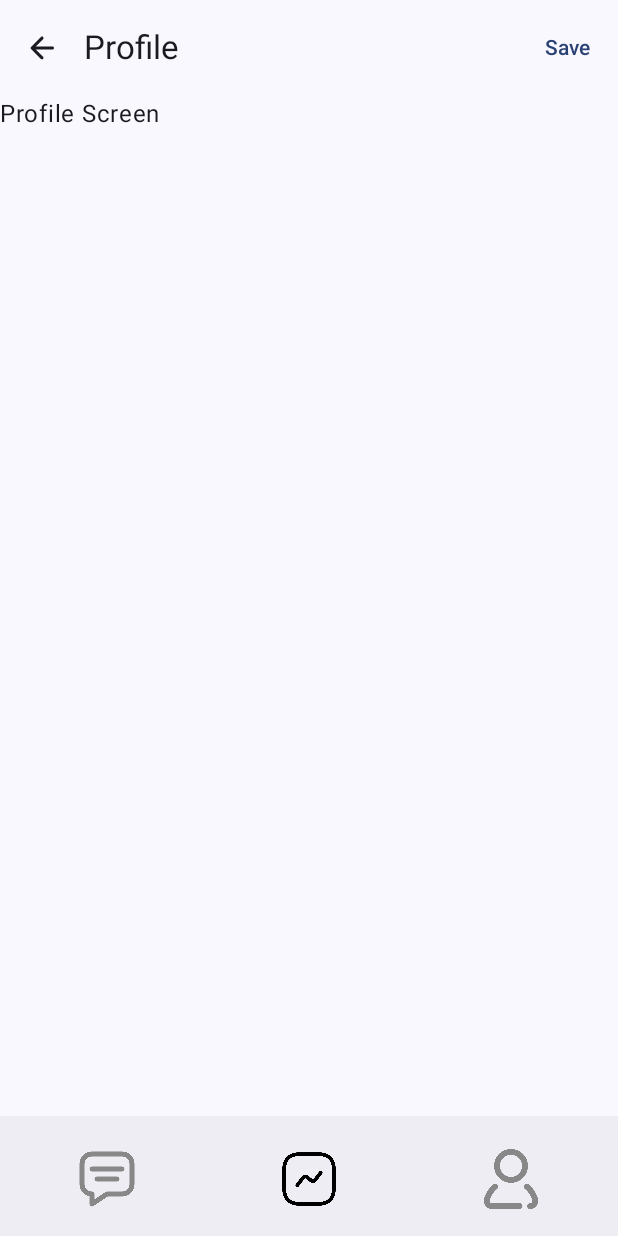
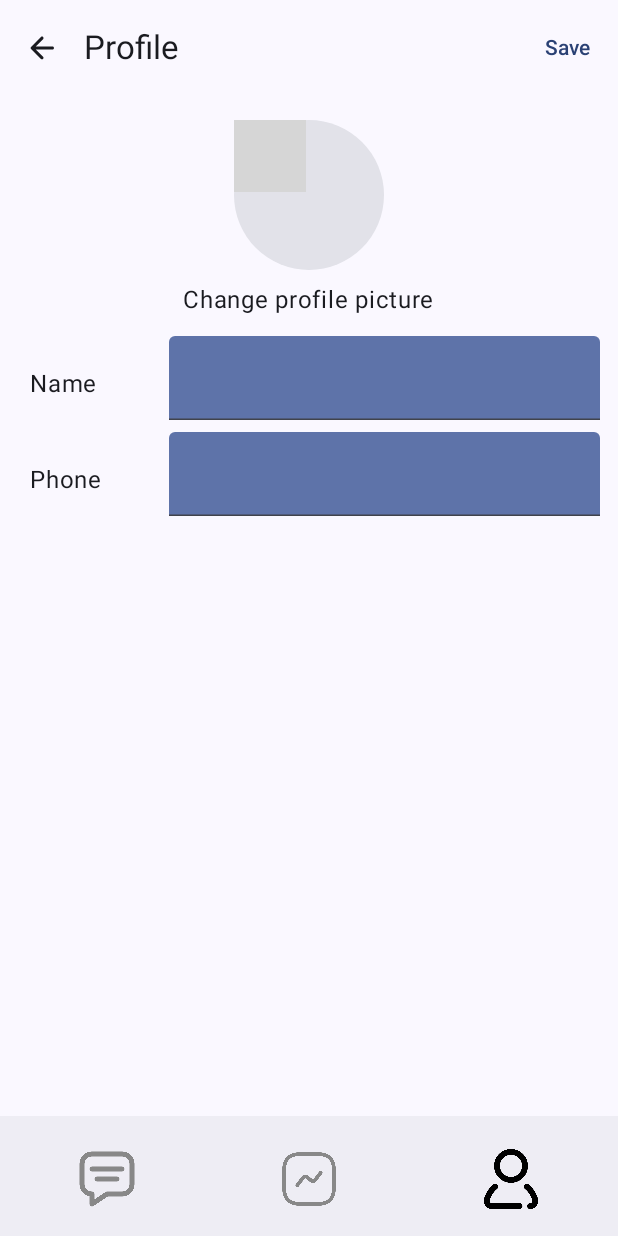
Before and after one commit to KothariMansi/ChatApp, an Android app built with Jetpack Compose: the ProfileScreen screen opened through its navigation route, after a tap on "Save", on a phone screen of 412 x 824 dp. Run offline under Robolectric (Android 15) with nearby library versions, the phone set to English and light mode, and no system bars; our stand-ins replace Dagger/Hilt's generated code, Firebase (no records; nobody signed in at launch, a user with empty details on screens opened directly); 3 statements that could not run were skipped; grey boxes are pictures that could not be loaded.

Commit message:
Updating User Profile

```diff
--- a/app/build.gradle.kts
+++ b/app/build.gradle.kts
@@ -90,4 +90,7 @@ dependencies {
     // nav controller
     implementation("androidx.navigation:navigation-compose:2.7.7")
     implementation("androidx.hilt:hilt-navigation-compose:1.0.0")
+
+    // coil
+    implementation("io.coil-kt:coil-compose:2.6.0")
 }
--- a/app/src/main/java/com/example/chatapp/MainActivity.kt
+++ b/app/src/main/java/com/example/chatapp/MainActivity.kt
@@ -8,6 +8,7 @@ import androidx.compose.material3.MaterialTheme
 import androidx.compose.material3.Surface
 import androidx.compose.runtime.Composable
 import androidx.compose.ui.Modifier
+import androidx.compose.ui.platform.LocalContext
 import androidx.hilt.navigation.compose.hiltViewModel
 import androidx.navigation.compose.NavHost
 import androidx.navigation.compose.composable
@@ -76,7 +77,7 @@ fun  ChatAppNavigation() {
             StatusScreen(navController, vm)
         }
         composable(DestinationScreen.Profile.route) {
-            ProfileScreen(navController, vm)
+            ProfileScreen(navController, vm, LocalContext.current)
         }
 
     }
--- a/app/src/main/java/com/example/chatapp/Util.kt
+++ b/app/src/main/java/com/example/chatapp/Util.kt
@@ -1,10 +1,12 @@
 package com.example.chatapp
 
+import androidx.compose.foundation.Image
 import androidx.compose.foundation.background
 import androidx.compose.foundation.clickable
 import androidx.compose.foundation.layout.Arrangement
 import androidx.compose.foundation.layout.Row
 import androidx.compose.foundation.layout.fillMaxSize
+import androidx.compose.foundation.layout.wrapContentSize
 import androidx.compose.material3.CircularProgressIndicator
 import androidx.compose.runtime.Composable
 import androidx.compose.runtime.mutableStateOf
@@ -13,7 +15,9 @@ import androidx.compose.ui.Alignment
 import androidx.compose.ui.Modifier
 import androidx.compose.ui.draw.alpha
 import androidx.compose.ui.graphics.Color
+import androidx.compose.ui.layout.ContentScale
 import androidx.navigation.NavController
+import coil.compose.rememberImagePainter
 
 fun navigateTo(navController: NavController, route: String) {
     navController.navigate(route){
@@ -48,3 +52,13 @@ fun CheckSignedIn(vm: LCViewModel,navController: NavController) {
         }
     }
 }
+
+@Composable
+fun CommonImage(
+    data: String?,
+    modifier: Modifier = Modifier,
+    contentScale: ContentScale = ContentScale.Crop
+) {
+    val painter = rememberImagePainter(data = data)
+    Image(painter = painter, contentDescription = null, modifier = modifier.wrapContentSize())
+}
--- a/app/src/main/java/com/example/chatapp/data/Constants.kt
+++ b/app/src/main/java/com/example/chatapp/data/Constants.kt
@@ -1,3 +1,4 @@
 package com.example.chatapp.data
 
 const val USER_NODE = "User"
+const val TAG = "TAG"
--- a/app/src/main/java/com/example/chatapp/data/DataTypes.kt
+++ b/app/src/main/java/com/example/chatapp/data/DataTypes.kt
@@ -1,16 +1,9 @@
 package com.example.chatapp.data
 
 data class UserData(
-    var userId: String? = "",
-    var name: String? = "",
-    var number: String? = "",
-    var imageUrl: String? = "",
+    var userId: String = "",
+    var name: String = "",
+    var number: String = "",
+    var imageUrl: String = "",
 
-){
-    fun toMap()= mapOf(
-        "userId" to userId,
-        "name" to name,
-        "number" to number,
-        "imageUrl" to imageUrl
-    )
-}
+)
--- a/app/src/main/java/com/example/chatapp/data/LCState.kt
+++ b/app/src/main/java/com/example/chatapp/data/LCState.kt
@@ -4,5 +4,7 @@ data class LCState(
     val name: String = "",
     val number: String = "",
     val email: String = "",
-    val password: String = ""
+    val password: String = "",
+    var userData: UserData = UserData()
+
 )
--- a/app/src/main/java/com/example/chatapp/screens/ProfileScreen.kt
+++ b/app/src/main/java/com/example/chatapp/screens/ProfileScreen.kt
@@ -1,13 +1,26 @@
 package com.example.chatapp.screens
 
+import android.content.Context
 import androidx.activity.compose.rememberLauncherForActivityResult
 import androidx.activity.result.contract.ActivityResultContracts
 import androidx.compose.foundation.background
+import androidx.compose.foundation.clickable
+import androidx.compose.foundation.layout.Arrangement
+import androidx.compose.foundation.layout.Box
 import androidx.compose.foundation.layout.Column
+import androidx.compose.foundation.layout.IntrinsicSize
+import androidx.compose.foundation.layout.Row
 import androidx.compose.foundation.layout.fillMaxSize
+import androidx.compose.foundation.layout.fillMaxWidth
+import androidx.compose.foundation.layout.height
 import androidx.compose.foundation.layout.padding
+import androidx.compose.foundation.layout.size
+import androidx.compose.foundation.rememberScrollState
+import androidx.compose.foundation.shape.CircleShape
+import androidx.compose.foundation.verticalScroll
 import androidx.compose.material.icons.Icons
 import androidx.compose.material.icons.rounded.ArrowBack
+import androidx.compose.material3.Card
 import androidx.compose.material3.ExperimentalMaterial3Api
 import androidx.compose.material3.Icon
 import androidx.compose.material3.IconButton
@@ -15,13 +28,22 @@ import androidx.compose.material3.MaterialTheme
 import androidx.compose.material3.Scaffold
 import androidx.compose.material3.Text
 import androidx.compose.material3.TextButton
+import androidx.compose.material3.TextField
+import androidx.compose.material3.TextFieldDefaults
 import androidx.compose.material3.TopAppBar
 import androidx.compose.runtime.Composable
+import androidx.compose.runtime.collectAsState
+import androidx.compose.runtime.getValue
+import androidx.compose.ui.Alignment
 import androidx.compose.ui.Modifier
+import androidx.compose.ui.res.stringResource
+import androidx.compose.ui.unit.dp
 import androidx.navigation.NavController
+import com.example.chatapp.CommonImage
 import com.example.chatapp.CommonProgressBar
 import com.example.chatapp.DestinationScreen
 import com.example.chatapp.LCViewModel
+import com.example.chatapp.R
 import com.example.chatapp.navigateTo
 
 @OptIn(ExperimentalMaterial3Api::class)
@@ -29,7 +51,9 @@ import com.example.chatapp.navigateTo
 fun ProfileScreen(
     navController: NavController,
     vm: LCViewModel,
+    context: Context
 ) {
+    val lcState by vm.uiState.collectAsState()
     Scaffold(
         topBar = {
             TopAppBar(
@@ -40,14 +64,17 @@ fun ProfileScreen(
                     }
                 },
                 actions = {
-                    TextButton(onClick = { /*TODO*/ }) {
+                    TextButton(onClick = { vm.createOrUpdateProfile(
+                        context = context,
+                        name = lcState.userData.name, number = lcState.userData.number
+                    ) }) {
                         Text(text = "Save")
                     }
                 },
             )
         },
         bottomBar = {
-            BottomNavigationMenu(selectedItem = BottomNavigationItem.STATUS_LIST, navController = navController)
+            BottomNavigationMenu(selectedItem = BottomNavigationItem.PROFILE, navController = navController)
         },
         modifier = Modifier.background(MaterialTheme.colorScheme.background)
     ) {
@@ -60,24 +87,112 @@ fun ProfileScreen(
                 .fillMaxSize()
                 .padding(it)
         ) {
-            ProfileContent()
+            ProfileContent(
+                modifier = Modifier
+                    .weight(1f)
+                    .verticalScroll(rememberScrollState())
+                    .padding(8.dp),
+                vm = vm,
+                context = context
+            )
         }
     }
 
 }
 
+@OptIn(ExperimentalMaterial3Api::class)
 @Composable
-fun ProfileContent() {
-    // ProfileImage()
-    Text(text = "Profile Screen", modifier = Modifier)
+fun ProfileContent(
+    context: Context,
+    modifier: Modifier,
+    vm: LCViewModel,
+    //name: String,
+   // number: String
+) {
+    val lcState by vm.uiState.collectAsState()
+
+    val imageUrl = lcState.userData.imageUrl
+    ProfileImage(context = context, imageUrl = imageUrl, vm = vm)
+
+    Row(modifier = Modifier
+        .fillMaxWidth()
+        .padding(4.dp), verticalAlignment = Alignment.CenterVertically
+    ) {
+        Text(text = stringResource(id = R.string.name), modifier = Modifier.weight(1f).padding(start = 16.dp, top = 8.dp))
+        lcState.userData.name.let { name ->
+            TextField(
+                value = name,
+                onValueChange = {  vm.updateProfileContent(name = it) } ,
+                colors = TextFieldDefaults.textFieldColors(
+                    focusedTextColor = MaterialTheme.colorScheme.primary,
+                    containerColor = MaterialTheme.colorScheme.primaryContainer
+                ),
+                modifier = Modifier.weight(3f).padding(horizontal = 8.dp)
+            )
+        }
+    }
+
+    Row(
+        modifier = Modifier
+            .fillMaxWidth()
+            .padding(4.dp), verticalAlignment = Alignment.CenterVertically
+    ) {
+        Text(text = stringResource(id = R.string.phone), modifier = Modifier.weight(1f).padding(start = 16.dp, top = 8.dp))
+        lcState.userData.number.let {
+            TextField(
+                value = it,
+                onValueChange = { lcState.userData.name.let { it1 -> vm.updateProfileContent(number = it, name = it1) } },
+                colors = TextFieldDefaults.textFieldColors(
+                    focusedTextColor = MaterialTheme.colorScheme.primary,
+                    containerColor = MaterialTheme.colorScheme.primaryContainer,
+                    unfocusedTextColor = MaterialTheme.colorScheme.secondary,
+                ),
+                modifier = Modifier.weight(3f).padding(horizontal = 8.dp)
+            )
+        }
+    }
+
+    Row(
+        modifier = Modifier
+            .fillMaxWidth()
+            .padding(16.dp)
+            .clickable {
+                //vm.onLogOut()
+            },
+        horizontalArrangement = Arrangement.Center) {
+
+    }
 }
 
 @Composable
-fun ProfileImage(imageUr: String?, vm: LCViewModel) {
+fun ProfileImage(context:Context, imageUrl: String?, vm: LCViewModel) {
     val launcher = rememberLauncherForActivityResult(contract = ActivityResultContracts.GetContent()) {uri ->
         uri?.let {
-            vm.uploadProfileImage(uri)
+            vm.uploadProfileImage(context, uri)
         }
-
+    }
+    Box(modifier = Modifier.height(intrinsicSize = IntrinsicSize.Min)) {
+        Column(
+            modifier = Modifier
+                .padding(8.dp)
+                .fillMaxWidth()
+                .clickable {
+                    launcher.launch("image/*")
+                },
+            horizontalAlignment = Alignment.CenterHorizontally,
+        ) {
+            Card(
+                shape = CircleShape,
+                modifier = Modifier
+                    .padding(8.dp)
+                    .size(100.dp)
+            ) {
+                CommonImage(data = imageUrl)
+            }
+            Text(text = "Change profile picture")
+        }
+        if (vm.inProgress.value) {
+            CommonProgressBar()
+        }
     }
 }
--- a/app/src/main/java/com/example/chatapp/screens/SignUpScreen.kt
+++ b/app/src/main/java/com/example/chatapp/screens/SignUpScreen.kt
@@ -20,6 +20,7 @@ import androidx.compose.runtime.collectAsState
 import androidx.compose.runtime.getValue
 import androidx.compose.ui.Alignment
 import androidx.compose.ui.Modifier
+import androidx.compose.ui.platform.LocalContext
 import androidx.compose.ui.platform.LocalFocusManager
 import androidx.compose.ui.res.painterResource
 import androidx.compose.ui.res.stringResource
@@ -37,7 +38,7 @@ import com.example.chatapp.navigateTo
 
 @Composable
 fun SignUpScreen(navController: NavController, vm: LCViewModel) {
-
+    val context = LocalContext.current
     val lcState by vm.uiState.collectAsState()
     val focus = LocalFocusManager.current
 
@@ -72,14 +73,14 @@ fun SignUpScreen(navController: NavController, vm: LCViewModel) {
             )
 
             OutlinedTextField(
-                value = lcState.name,
-                onValueChange = { vm.updateUi(name = it) },
+                value = lcState.userData.name,
+                onValueChange = { vm.updateProfileContent(name = it) },
                 label = { Text(text = stringResource(R.string.name)) },
                 modifier = Modifier.padding(8.dp)
             )
             OutlinedTextField(
-                value = lcState.number,
-                onValueChange = {vm.updateUi(number = it)} ,
+                value = lcState.userData.number,
+                onValueChange = {vm.updateProfileContent(number = it)} ,
                 label = { Text(text = stringResource(R.string.phone)) },
                 modifier = Modifier.padding(8.dp)
             )
@@ -97,7 +98,7 @@ fun SignUpScreen(navController: NavController, vm: LCViewModel) {
             )
 
             Button(
-                onClick = { vm.signUp(lcState.name, lcState.number, lcState.email, lcState.password) },
+                onClick = { vm.signUp(context = context,lcState.userData.name, lcState.userData.number, lcState.email, lcState.password) },
                 modifier = Modifier.padding(8.dp)
             ) {
                 Text(text = stringResource(id = R.string.sign_up))
```
Also changed, not shown: app/src/main/java/com/example/chatapp/LCViewModel.kt (+72 -27 lines).
